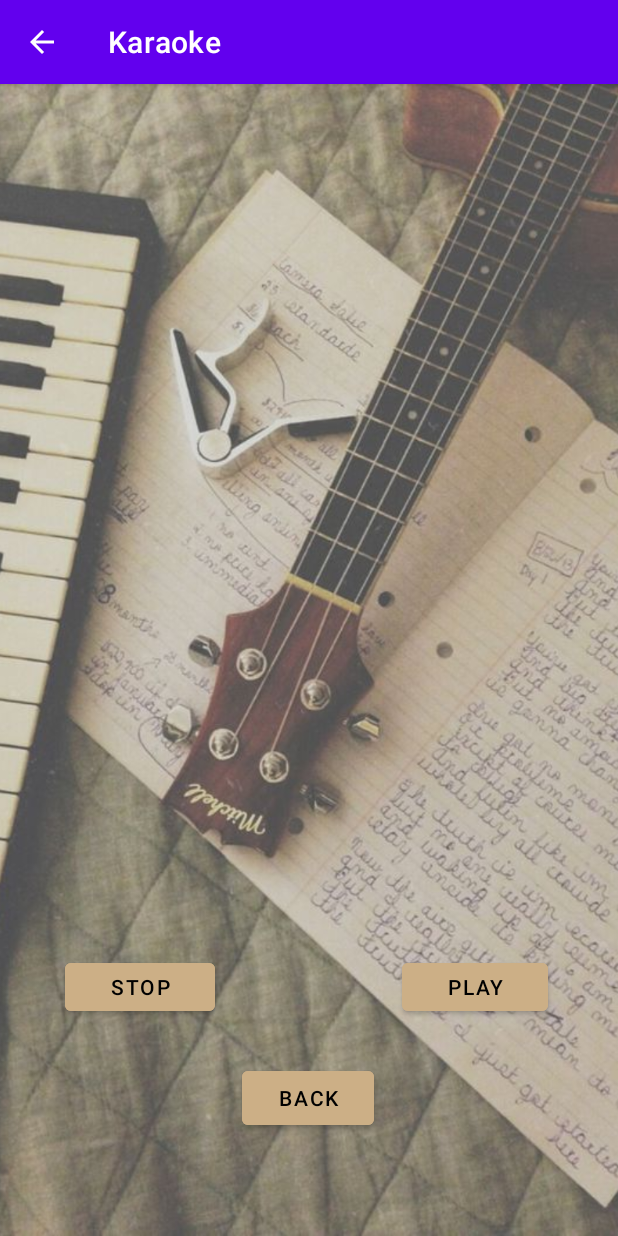
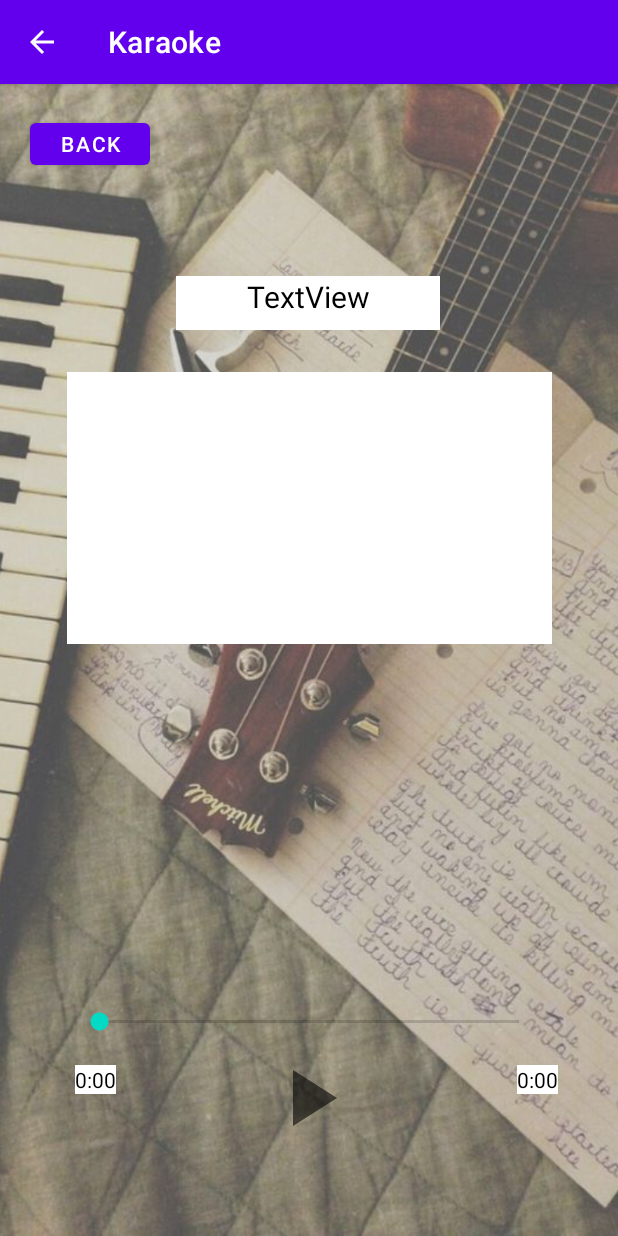
Before and after one commit to Deuqz/Karaoke-android, an Android app: the SongActivity screen opened directly, with no data from a screen before it, on a phone screen of 412 x 824 dp. Run offline under Robolectric (Android 15) with nearby library versions, the phone set to English and light mode, and no system bars; our stand-ins replace Firebase (no records; nobody signed in at launch, a user with empty details on screens opened directly); 1 statement that could not run was skipped.

Commit message:
All works

```diff
--- a/app/src/main/java/com/example/karaoke_android/MainActivity.java
+++ b/app/src/main/java/com/example/karaoke_android/MainActivity.java
@@ -2,6 +2,7 @@ package com.example.karaoke_android;
 
 import android.os.Build;
 import android.os.Bundle;
+import android.util.Log;
 import android.widget.FrameLayout;
 
 import androidx.annotation.RequiresApi;
@@ -32,12 +33,15 @@ public class MainActivity extends AppCompatActivity {
         musicTab.setText("\uD83C\uDFB6");
         tabLayout.addTab(musicTab);
         TabLayout.Tab settingsTab = tabLayout.newTab();
-        settingsTab.setText("\uD83D\uDC99");
+        settingsTab.setText("❤");
         tabLayout.addTab(settingsTab);
         TabLayout.Tab searchTab = tabLayout.newTab();
         searchTab.setText("\uD83D\uDD0E");
         tabLayout.addTab(searchTab);
         User user = getIntent().getParcelableExtra("User");
+
+        Log.e("MainActivity", String.valueOf(user.getTrackList().size()));
+
         Fragment fragment = ProfileFragment.newInstance(user);
         startFragment(fragment);
         tabLayout.setOnTabSelectedListener(new TabLayout.OnTabSelectedListener() {
--- a/app/src/main/java/com/example/karaoke_android/SongActivity.java
+++ b/app/src/main/java/com/example/karaoke_android/SongActivity.java
@@ -11,6 +11,7 @@ import android.os.Parcelable;
 import android.util.Log;
 import android.view.View;
 import android.widget.Button;
+import android.widget.ImageView;
 import android.widget.TextView;
 import android.widget.Toast;
 
@@ -29,23 +30,28 @@ public class SongActivity extends AppCompatActivity {
     private User user;
     private Track track;
 
+    private ImageView pausePlayButtom;
+
     @Override
     protected void onCreate(Bundle savedInstanceState) {
         super.onCreate(savedInstanceState);
         setContentView(R.layout.activity_song);
-        TextView textView = findViewById(R.id.processView);
+        TextView processTextView = findViewById(R.id.processView);
         ActivityCompat.requestPermissions(this, permissions, REQUEST_RECORD_AUDIO_PERMISSION);
         user = getIntent().getParcelableExtra("User");
         track = getIntent().getParcelableExtra("Track");
-        textView.setText(track.getName());
-        Button backButton = findViewById(R.id.backButton);
+        processTextView.setText(track.getName());
+        Button backButton = findViewById(R.id.song_back_button);
         backButton.setOnClickListener(v -> {
             Intent intent = new Intent(this, com.example.karaoke_android.MainActivity.class);
+            Log.e("Song Activity", String.valueOf(user.getTrackList().size()));
             intent.putExtra("User", (Parcelable) user);
             startActivity(intent);
         });
-        TextView textViewWithSongText = findViewById(R.id.textView2);
-        trackWorker = new TrackWorkerSmart(getApplicationContext(), user, textViewWithSongText, textView);
+        trackWorker = new TrackWorkerSmart(this, user, findViewById(R.id.textView2), processTextView,
+                findViewById(R.id.song_cur_time), findViewById(R.id.song_total_time),
+                findViewById(R.id.song_seekBar));
+        pausePlayButtom = findViewById(R.id.song_pause_play);
     }
 
     private boolean isHeadphonesPlugged(){
@@ -62,23 +68,23 @@ public class SongActivity extends AppCompatActivity {
         return false;
     }
 
-    public void playTrackPushed(View view) {
-        if (isHeadphonesPlugged()) {
-//            Track track = new Track("track2", "somebody", "xxx.onion", "track2.mp3");
-//            track.setTextId("track2text.txt");
-            Log.d("PlayTrackPushed", "Try play track");
-            trackWorker.start(track);
+    boolean pauseFlag = false;
+
+    public void pausePlayTrackPushed(View view) {
+        if (!pauseFlag) {
+            if (isHeadphonesPlugged()) {
+                Log.d("PlayTrackPushed", "Try play track");
+                pausePlayButtom.setImageResource(R.drawable.ic_baseline_pause_circle_outline_24);
+                trackWorker.start(track);
+                pauseFlag = true;
+            } else {
+                Toast.makeText(this, "Please, connect headphones", Toast.LENGTH_SHORT).show();
+            }
         } else {
-            Toast.makeText(this, "Please, connect headphones", Toast.LENGTH_SHORT).show();
+            pausePlayButtom.setImageResource(R.drawable.ic_baseline_play_arrow_24);
+            trackWorker.pause();
+            pauseFlag = false;
         }
-    }
-
-    public void pauseTrackPushed(View view) {
-        trackWorker.pause();
-    }
-
-    public void stopTrackPushed(View view) {
-        trackWorker.stop();
     }
 
     // Requesting permission to RECORD_AUDIO
--- a/app/src/main/java/voice/TrackWorkerSimple.java
+++ b/app/src/main/java/voice/TrackWorkerSimple.java
@@ -1,12 +1,19 @@
 package voice;
 
+import android.annotation.SuppressLint;
+import android.app.Activity;
 import android.content.Context;
+import android.os.Handler;
 import android.os.SystemClock;
 import android.util.Log;
+import android.view.Gravity;
+import android.widget.SeekBar;
 import android.widget.TextView;
 
 import java.io.InputStream;
+import java.util.Iterator;
 import java.util.Map;
+import java.util.concurrent.TimeUnit;
 
 import database.Track;
 import database.User;
@@ -14,7 +21,7 @@ import database.User;
 public class TrackWorkerSimple implements TrackWorker {
 
     protected User user;
-    protected Context context;
+    protected Activity activity;
     protected TrackPlayer trackPlayer;
     protected VoiceRecorder voiceRecorder;
     protected boolean pausePushed;
@@ -24,66 +31,84 @@ public class TrackWorkerSimple implements TrackWorker {
 
     protected Track curTrack;
 
-    public TrackWorkerSimple(Context context, User user, TextView textView, TextView processView) {
+    private final TextView curTimeTV;
+    private final TextView totalTimeTV;
+    private final SeekBar seekBar;
+
+    public TrackWorkerSimple(Activity activity, User user, TextView textView, TextView processView,
+                             TextView curTimeTV, TextView totalTimeTV, SeekBar seekBar) {
         this.user = user;
-        this.context = context;
-        trackPlayer = new TrackPlayerSimple(context);
-        voiceRecorder = new VoiceRecorderSimple(context, user);
+        this.activity = activity;
+        trackPlayer = new TrackPlayerSimple(activity.getApplicationContext());
+        voiceRecorder = new VoiceRecorderSimple(activity.getApplicationContext(), user);
         pausePushed = false;
+
         this.textView = textView;
         this.processView = processView;
+        this.textView.setGravity(Gravity.CENTER_HORIZONTAL);
+        this.processView.setGravity(Gravity.CENTER_HORIZONTAL);
+
+        this.curTimeTV = curTimeTV;
+        this.totalTimeTV = totalTimeTV;
+        this.seekBar = seekBar;
     }
 
-    protected class TextUpdater implements Runnable {
-        Map<Integer, String> timeCodes;
+    protected class UIUpdater implements Runnable {
+        private final Iterator<Map.Entry<Integer, String>> it;
+        private Map.Entry<Integer, String> curEntry;
+//        private Handler handler;
 
-        public TextUpdater(Map<Integer, String> timeCodes) {
-            this.timeCodes = timeCodes;
+        public UIUpdater(Map<Integer, String> timeCodes) {
+            it = timeCodes.entrySet().iterator();
+            curEntry = it.next();
         }
 
         @Override
         public void run() {
-            for (Map.Entry<Integer, String> entry : timeCodes.entrySet()) {
-                while (!trackPlayer.isClosed()) {
-                    if (!pausePushed) {
-                        int x = trackPlayer.getPosition();
-                        if (x == -1) {
-                            return;
-                        }
-                        if (x >= entry.getKey()) {
-                            break;
-                        }
+            if (!trackPlayer.isClosed()) {
+                int pos = trackPlayer.getPosition();
+                seekBar.setProgress(pos);
+                curTimeTV.setText(convertToTimeFormat(pos));
+                if (pos >= curEntry.getKey()) {
+                    textView.setText(curEntry.getValue());
+                    if (it.hasNext()) {
+                        curEntry = it.next();
                     }
-                    SystemClock.sleep(1000);
                 }
-                textView.setText(entry.getValue());
+                new Handler().postDelayed(this, 100);
+            } else {
+                new Handler().removeCallbacks(this);
             }
-            textView.setText("");
         }
     }
 
     protected InputStream getSongText(int textId) {
-        return context.getResources().openRawResource(textId);
+        return activity.getApplicationContext().getResources().openRawResource(textId);
     }
 
     @Override
     public void start(Track track) {
         curTrack = track;
-        Thread t = null;
+//        Thread t = null;
+        Map<Integer, String> timeCodes = null;
         if (!pausePushed) {
             Log.d(LOG_TAG, "Parse text");
             InputStream is = getSongText(3);
-            Map<Integer, String> timeCodes = TextParser.parse(is);
-            t = new Thread(new TextUpdater(timeCodes));
+            timeCodes = TextParser.parse(is);
+//            t = new Thread(new TextUpdater(timeCodes));
             trackPlayer.setTrack(track, this);
             Log.d(LOG_TAG, "Start work");
         } else {
             Log.d(LOG_TAG, "Continue work");
         }
         trackPlayer.play();
+        totalTimeTV.setText(convertToTimeFormat(trackPlayer.getDuration()));
+        seekBar.setMax(trackPlayer.getDuration());
         voiceRecorder.startRecording();
         if (!pausePushed) {
-            t.start();
+//            t.start();
+            assert timeCodes != null;
+            activity.runOnUiThread(new UIUpdater(timeCodes));
         }
         pausePushed = false;
     }
@@ -107,4 +132,10 @@ public class TrackWorkerSimple implements TrackWorker {
         trackPlayer.stop();
         trackPlayer.close();
     }
+
+    @SuppressLint("DefaultLocale")
+    private static String convertToTimeFormat(int milsec) {
+        return String.format("%02d:%02d", TimeUnit.MILLISECONDS.toMinutes(milsec) % TimeUnit.HOURS.toMinutes(1),
+                TimeUnit.MILLISECONDS.toSeconds(milsec) % TimeUnit.MINUTES.toSeconds(1));
+    }
 }
--- a/app/src/main/res/layout/activity_song.xml
+++ b/app/src/main/res/layout/activity_song.xml
@@ -6,100 +6,119 @@
     android:layout_height="match_parent"
     tools:context=".SongActivity">
 
+
     <ImageView
         android:id="@+id/imageView"
         android:layout_width="match_parent"
         android:layout_height="match_parent"
         android:scaleType="centerCrop"
         app:layout_constraintBottom_toBottomOf="parent"
-        app:layout_constraintTop_toTopOf="parent"
-        app:layout_constraintVertical_bias="0.0"
-        app:srcCompat="@drawable/song"
-        tools:layout_editor_absoluteX="0dp" />
-
-    <Button
-        android:id="@+id/playTrackButton"
-        android:layout_width="97dp"
-        android:layout_height="44dp"
-        android:backgroundTint="#CCAF86"
-        android:onClick="playTrackPushed"
-        android:text="Play"
-        android:textColor="#000000"
-        app:layout_constraintBottom_toBottomOf="parent"
         app:layout_constraintEnd_toEndOf="parent"
-        app:layout_constraintHorizontal_bias="0.851"
+        app:layout_constraintHorizontal_bias="0.0"
         app:layout_constraintStart_toStartOf="parent"
         app:layout_constraintTop_toTopOf="parent"
-        app:layout_constraintVertical_bias="0.801" />
-
-    <TextView
-        android:id="@+id/processView"
-        android:layout_width="wrap_content"
-        android:layout_height="wrap_content"
-        android:text=""
-        android:textColor="#000000"
-        android:textSize="30sp"
-        android:textStyle="bold|italic"
-        app:layout_constraintBottom_toBottomOf="parent"
-        app:layout_constraintEnd_toEndOf="@+id/imageView"
-        app:layout_constraintStart_toStartOf="@+id/imageView"
-        app:layout_constraintTop_toTopOf="parent"
-        app:layout_constraintVertical_bias="0.703"
-        tools:ignore="MissingConstraints" />
-
-    <Button
-        android:id="@+id/backButton"
-        android:layout_width="wrap_content"
-        android:layout_height="wrap_content"
-        android:backgroundTint="#CCAF86"
-        android:onClick="stopTrackPushed"
-        android:text="@string/back"
-        android:textColor="#000000"
-        app:layout_constraintBottom_toBottomOf="parent"
-        app:layout_constraintEnd_toStartOf="@+id/imageView"
-        app:layout_constraintHorizontal_bias="0.501"
-        app:layout_constraintStart_toEndOf="@+id/imageView"
-        app:layout_constraintTop_toTopOf="parent"
-        app:layout_constraintVertical_bias="0.906" />
-
-<!--    android:id="@+id/songText"
-        android:layout_width="309dp"
-        android:layout_height="66dp"
-        android:text="TextView"
-        android:gravity="center"
-        android:textSize="20sp"
-        app:layout_constraintEnd_toEndOf="parent"
-        app:layout_constraintHorizontal_bias="0.498"
-        app:layout_constraintStart_toStartOf="parent"
-        tools:layout_editor_absoluteY="16dp"
-        tools:ignore="MissingConstraints" />
-</androidx.constraintlayout.widget.ConstraintLayout> -->
+        app:layout_constraintVertical_bias="1.0"
+        app:srcCompat="@drawable/song" />
 
     <TextView
         android:id="@+id/textView2"
-        android:layout_width="363dp"
-        android:layout_height="422dp"
+        android:layout_width="323dp"
+        android:layout_height="181dp"
+        android:background="@color/white"
         android:text=""
-        android:textColor="#000000"
-        android:textSize="15sp"
+        android:textColor="@color/black"
+        android:textSize="20sp"
+        android:gravity="center_horizontal"
         app:layout_constraintBottom_toBottomOf="@+id/imageView"
         app:layout_constraintEnd_toEndOf="parent"
         app:layout_constraintStart_toStartOf="parent"
         app:layout_constraintTop_toTopOf="parent"
-        app:layout_constraintVertical_bias="0.114" />
+        app:layout_constraintVertical_bias="0.327" />
+
+    <RelativeLayout
+        android:id="@+id/song_controls"
+        android:layout_width="wrap_content"
+        android:layout_height="wrap_content"
+        android:layout_alignParentBottom="true"
+        android:layout_marginBottom="20dp"
+        android:padding="40dp"
+        app:layout_constraintBottom_toBottomOf="parent"
+        app:layout_constraintEnd_toEndOf="parent"
+        app:layout_constraintHorizontal_bias="0.0"
+        app:layout_constraintStart_toStartOf="parent">
+
+        <SeekBar
+            android:id="@+id/song_seekBar"
+            android:layout_width="331dp"
+            android:layout_height="wrap_content"
+            android:layout_marginStart="10dp"
+            android:layout_marginTop="10dp"
+            android:layout_marginEnd="10dp"
+            android:layout_marginBottom="10dp"
+            android:backgroundTint="@color/white"
+            android:enabled="false" />
+
+        <TextView
+            android:id="@+id/song_cur_time"
+            android:layout_width="wrap_content"
+            android:layout_height="wrap_content"
+            android:layout_below="@id/song_seekBar"
+            android:layout_alignParentStart="true"
+            android:layout_margin="10dp"
+            android:layout_marginStart="20dp"
+            android:background="@color/white"
+            android:text="0:00"
+            android:textColor="@color/black" />
+
+        <TextView
+            android:id="@+id/song_total_time"
+            android:layout_width="wrap_content"
+            android:layout_height="wrap_content"
+            android:layout_below="@id/song_seekBar"
+            android:layout_alignParentEnd="true"
+            android:layout_marginTop="10dp"
+            android:layout_marginEnd="40dp"
+            android:background="@color/white"
+            android:text="0:00"
+            android:textColor="@color/black" />
+
+        <ImageView
+            android:id="@+id/song_pause_play"
+            android:layout_width="wrap_content"
+            android:layout_height="wrap_content"
+            android:layout_below="@id/song_seekBar"
+            android:layout_centerInParent="true"
+            android:onClick="pausePlayTrackPushed"
+            android:src="@drawable/ic_baseline_play_arrow_24" />
+
+    </RelativeLayout>
 
     <Button
-        android:id="@+id/button2"
-        android:layout_width="100dp"
-        android:layout_height="44dp"
-        android:onClick="stopTrackPushed"
-        android:text="Stop"
-        android:backgroundTint="#CCAF86"
-        android:textColor="#000000"
-        app:layout_constraintBottom_toBottomOf="parent"
+        android:id="@+id/song_back_button"
+        android:layout_width="80dp"
+        android:layout_height="40dp"
+        android:layout_marginStart="20dp"
+        android:layout_marginTop="20dp"
+        android:text="BACK"
+        app:layout_constraintStart_toStartOf="parent"
+        app:layout_constraintTop_toTopOf="parent" />
+
+    <TextView
+        android:id="@+id/processView"
+        android:layout_width="176dp"
+        android:layout_height="36dp"
+        android:layout_marginBottom="28dp"
+        android:gravity="center_horizontal"
+        android:text="TextView"
+        android:textSize="20dp"
+        android:background="@color/white"
+        android:textColor="@color/black"
+        app:layout_constraintBottom_toTopOf="@+id/textView2"
         app:layout_constraintEnd_toEndOf="parent"
-        app:layout_constraintHorizontal_bias="0.138"
+        app:layout_constraintHorizontal_bias="0.497"
         app:layout_constraintStart_toStartOf="parent"
         app:layout_constraintTop_toTopOf="parent"
-        app:layout_constraintVertical_bias="0.801" />
+        app:layout_constraintVertical_bias="1.0" />
+
+
 </androidx.constraintlayout.widget.ConstraintLayout>
```
Also changed, not shown: app/src/main/java/com/example/karaoke_android/PlayMusicActivity.java (+19 -5 lines), app/src/main/java/com/example/karaoke_android/ProfileFragment.java (+8 -1 lines), app/src/main/java/voice/TextParser.java (+8 -5 lines), app/src/main/java/voice/TrackWorkerSmart.java (+40 -19 lines), app/src/main/res/layout/activity_play_music.xml (+32 -32 lines).
